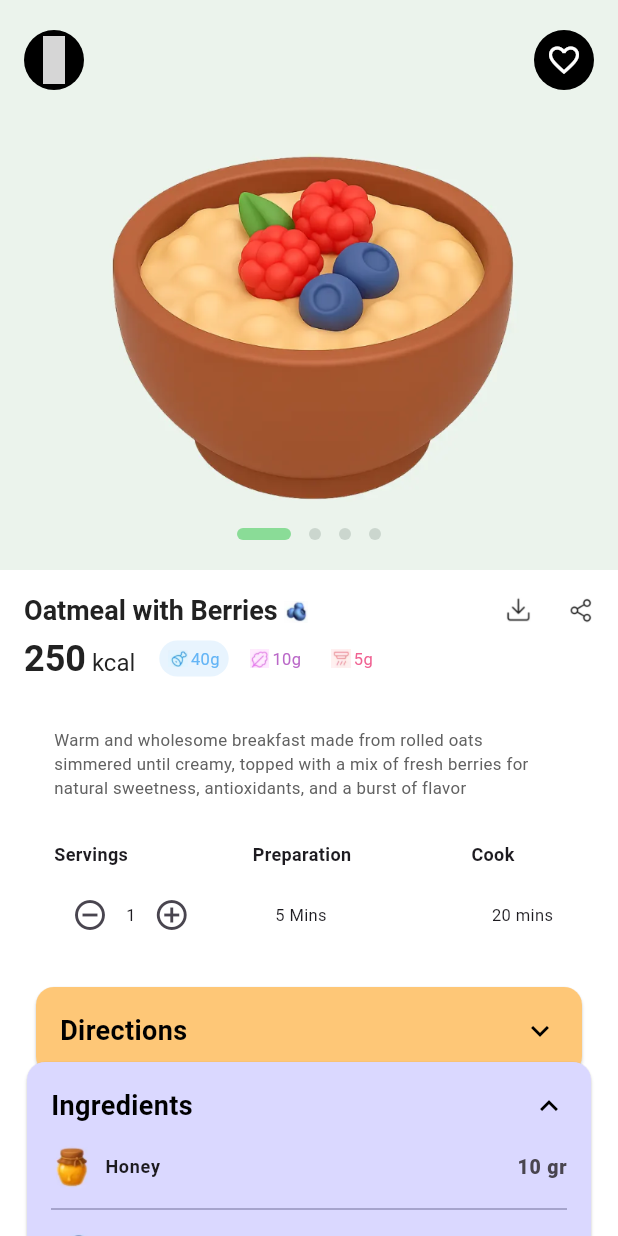
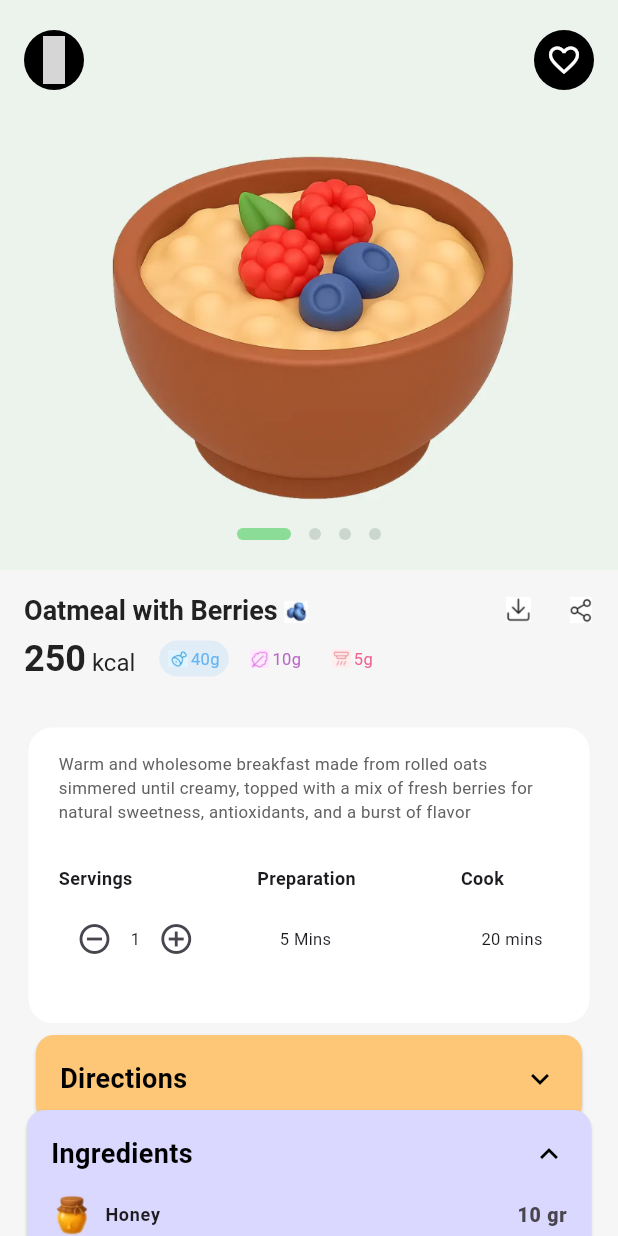
Before and after one commit to mukilan1/Ui_Yuvilabs, a Flutter app: the MealDetailPage screen opened by its route, on a phone screen of 412 x 824 dp. Run offline on Flutter 3.47's test engine with Material 3 defaults, Android fonts, the phone set to English and light mode, and no system bars; our stand-ins replace flutter_material_design_icons; grey boxes are pictures that could not be loaded.

Commit message:
Refactor meal detail info card UI
Updated the meal detail section to use a styled container with padding, margin, and rounded corners for improved appearance. Adjusted spacing and alignment of text and controls for servings, preparation, and cook time.

```diff
--- a/health_diet_app/lib/screens/meal_detail.dart
+++ b/health_diet_app/lib/screens/meal_detail.dart
@@ -39,7 +39,7 @@ class _MealDetailPageState extends State<MealDetailPage> {
               _buildTopBar(),
               _buildFoodImage(),
               Container(
-                color: Colors.white,
+                color: const Color(0xFFF6F6F6),
                 child: Column(
                   children: [
                     _buildMealInfoContent(meal),
@@ -245,11 +245,18 @@ class _MealDetailPageState extends State<MealDetailPage> {
                   ],
                 ),
                 const SizedBox(height: 32),
-                Column(
+                Container(
+                  margin: const EdgeInsets.symmetric(horizontal: 3.0),
+                  padding: const EdgeInsets.all(16.0),
+                  decoration: BoxDecoration(
+                    color: Colors.white,
+                    borderRadius: BorderRadius.circular(16.0),
+                  ),
+                  child: Column(
                     crossAxisAlignment: CrossAxisAlignment.start,
                     children: <Widget>[
                       Padding(
-                      padding: const EdgeInsets.symmetric(horizontal: 20.0),
+                        padding: const EdgeInsets.symmetric(horizontal: 4.0),
                         child: Text(
                           'Warm and wholesome breakfast made from rolled oats simmered until creamy, topped with a mix of fresh berries for natural sweetness, antioxidants, and a burst of flavor',
                           style: TextStyle(
@@ -261,7 +268,7 @@ class _MealDetailPageState extends State<MealDetailPage> {
                       const SizedBox(height: 12),
                       Padding(
                         padding: const EdgeInsets.symmetric(
-                        horizontal: 20.0,
+                          horizontal: 4.0,
                           vertical: 16.0,
                         ),
                         child: Column(
@@ -284,7 +291,7 @@ class _MealDetailPageState extends State<MealDetailPage> {
                                     fontSize: 12,
                                   ),
                                 ),
-                              SizedBox(width: 80),
+                                SizedBox(width: 70),
                                 Text(
                                   'Cook',
                                   style: TextStyle(
@@ -319,7 +326,7 @@ class _MealDetailPageState extends State<MealDetailPage> {
                                 ),
                                 SizedBox(width: 45),
                                 Text('5 Mins', style: TextStyle(fontSize: 11)),
-                              SizedBox(width: 110),
+                                SizedBox(width: 100),
                                 Text('20 mins', style: TextStyle(fontSize: 11)),
                               ],
                             ),
@@ -327,6 +334,7 @@ class _MealDetailPageState extends State<MealDetailPage> {
                         ),
                       ),
                     ],
+                  ),
                 ),
                 SizedBox(
                   height: 300,
```
Lines whose indentation alone changed are shown as unchanged.
